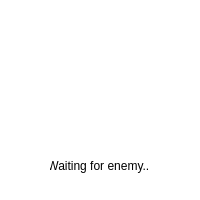
Old version of the form src/UserInterface/WaitPopup.ui in the repository theodor96/fighting-cars.
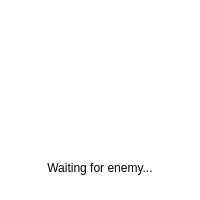
New version of the form.

Diff of the .ui file:
```diff
--- a/src/UserInterface/WaitPopup.ui
+++ b/src/UserInterface/WaitPopup.ui
@@ -38,9 +38,9 @@
   <widget class="QLabel" name="mWaitingLabelText">
    <property name="geometry">
     <rect>
-     <x>50</x>
-     <y>158</y>
-     <width>100</width>
+     <x>20</x>
+     <y>160</y>
+     <width>160</width>
      <height>16</height>
     </rect>
    </property>
```
